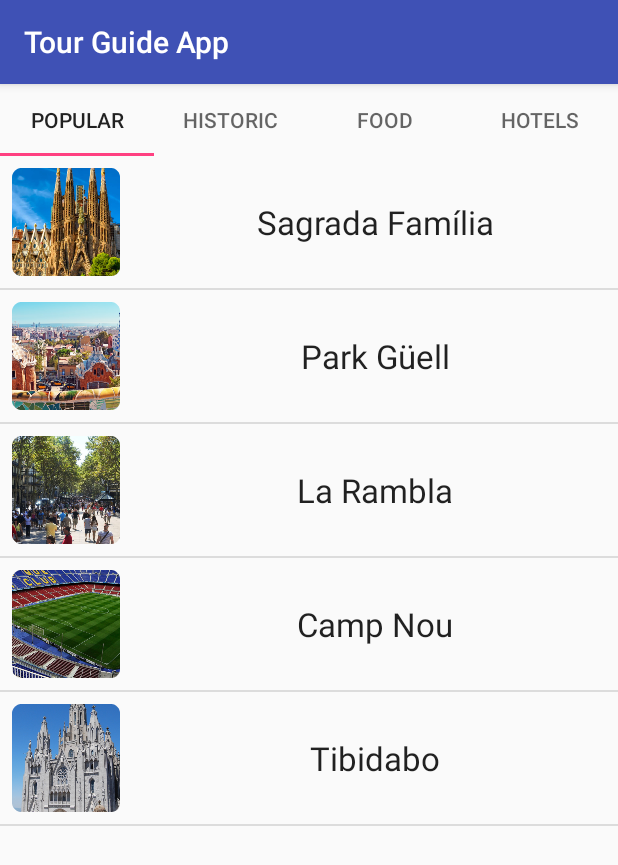
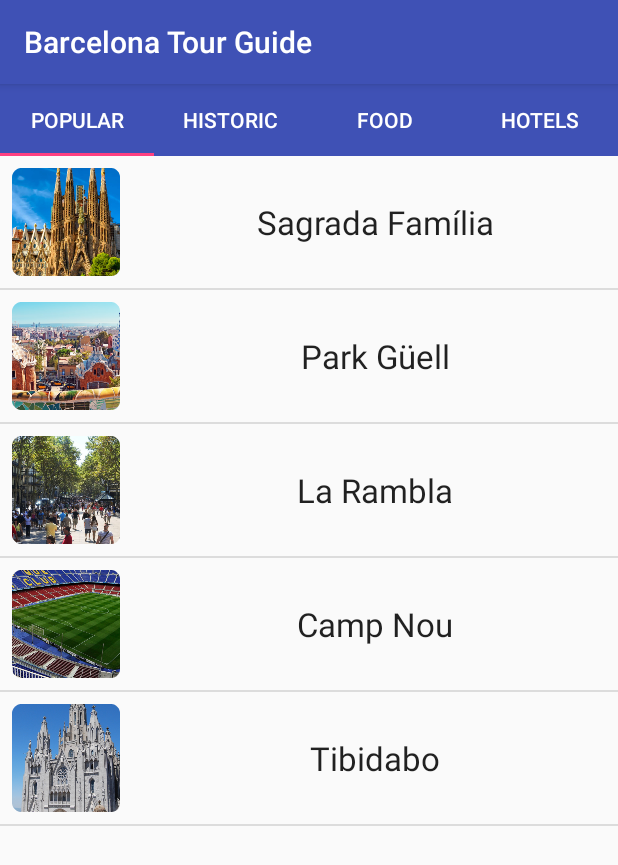
Before and after one commit to MichalZenczak/TourGuideApp, an Android app: the screen it shows after launch (MainActivity), on a phone screen of 412 x 824 dp. Shown: the top 865 px of the screen. Run offline under Robolectric (Android 15) with nearby library versions, the phone set to English and light mode, and no system bars.

Commit message:
final commit

```diff
--- a/app/src/main/java/com/example/michal/tourguideapp/DetailedItem.java
+++ b/app/src/main/java/com/example/michal/tourguideapp/DetailedItem.java
@@ -5,11 +5,9 @@ import android.net.Uri;
 import android.support.v7.app.AppCompatActivity;
 import android.os.Bundle;
 import android.view.View;
-import android.widget.AdapterView;
 import android.widget.Button;
 import android.widget.ImageView;
 import android.widget.TextView;
-import android.widget.Toast;
 
 public class DetailedItem extends AppCompatActivity {
 
@@ -17,7 +15,6 @@ public class DetailedItem extends AppCompatActivity {
     protected void onCreate(Bundle savedInstanceState) {
         super.onCreate(savedInstanceState);
         setContentView(R.layout.activity_detailed_item);
-
 
         Intent myIntent = getIntent();
         String selectedItemText = myIntent.getStringExtra("selectedItem");
--- a/app/src/main/res/layout/activity_detailed_item.xml
+++ b/app/src/main/res/layout/activity_detailed_item.xml
@@ -3,7 +3,6 @@
     android:layout_width="match_parent"
     android:layout_height="match_parent"
     android:orientation="vertical">
-
 
     <RelativeLayout
         android:layout_width="match_parent"
--- a/app/src/main/res/layout/activity_main.xml
+++ b/app/src/main/res/layout/activity_main.xml
@@ -1,5 +1,6 @@
 <?xml version="1.0" encoding="utf-8"?>
 <LinearLayout xmlns:android="http://schemas.android.com/apk/res/android"
+    xmlns:app="http://schemas.android.com/apk/res-auto"
     xmlns:tools="http://schemas.android.com/tools"
     android:layout_width="match_parent"
     android:layout_height="match_parent"
@@ -9,7 +10,9 @@
     <android.support.design.widget.TabLayout
         android:id="@+id/tabs"
         android:layout_width="match_parent"
-        android:layout_height="wrap_content" />
+        android:layout_height="wrap_content"
+        android:background="@color/colorPrimary"
+        app:tabTextColor="@color/colorText" />
 
 
     <android.support.v4.view.ViewPager
--- a/app/src/main/res/layout/item.xml
+++ b/app/src/main/res/layout/item.xml
@@ -17,5 +17,4 @@
         android:gravity="center"
         android:textAppearance="?android:textAppearanceLarge" />
 
-
 </LinearLayout>
--- a/app/src/main/res/values/colors.xml
+++ b/app/src/main/res/values/colors.xml
@@ -3,5 +3,5 @@
     <color name="colorPrimary">#3F51B5</color>
     <color name="colorPrimaryDark">#303F9F</color>
     <color name="colorAccent">#FF4081</color>
-    <color name="colorPopularPlaces">#FF5722</color>
+    <color name="colorText">#FFFFFF</color>
 </resources>
--- a/app/src/main/res/values/dimens.xml
+++ b/app/src/main/res/values/dimens.xml
@@ -4,5 +4,4 @@
     <dimen name="list_image_padding">8dp</dimen>
     <dimen name="margin">8dp</dimen>
     <dimen name="drawable_padding">4dp</dimen>
-
 </resources>
--- a/app/src/main/res/values/strings.xml
+++ b/app/src/main/res/values/strings.xml
@@ -1,6 +1,5 @@
 <resources>
-    <string name="app_name">Tour Guide App</string>
-
+    <string name="app_name">Barcelona Tour Guide</string>
     <string name="hello_blank_fragment">Hello blank fragment</string>
     <string name="fragment_food_title">Food</string>
     <string name="fragment_historic_title">Historic</string>
--- a/app/src/main/res/values/styles.xml
+++ b/app/src/main/res/values/styles.xml
@@ -1,11 +1,8 @@
 <resources>
-
-    <!-- Base application theme. -->
     <style name="AppTheme" parent="Theme.AppCompat.Light.DarkActionBar">
         <!-- Customize your theme here. -->
         <item name="colorPrimary">@color/colorPrimary</item>
         <item name="colorPrimaryDark">@color/colorPrimaryDark</item>
         <item name="colorAccent">@color/colorAccent</item>
     </style>
-
 </resources>
```
Also changed, not shown: app/src/main/java/com/example/michal/tourguideapp/FoodFragment.java (+0 -13 lines), app/src/main/java/com/example/michal/tourguideapp/HistoricFragment.java (+0 -13 lines), app/src/main/java/com/example/michal/tourguideapp/HotelsFragment.java (+0 -13 lines), app/src/main/java/com/example/michal/tourguideapp/ItemAdapter.java (+0 -13 lines), app/src/main/java/com/example/michal/tourguideapp/PopularFragment.java (+0 -11 lines).
